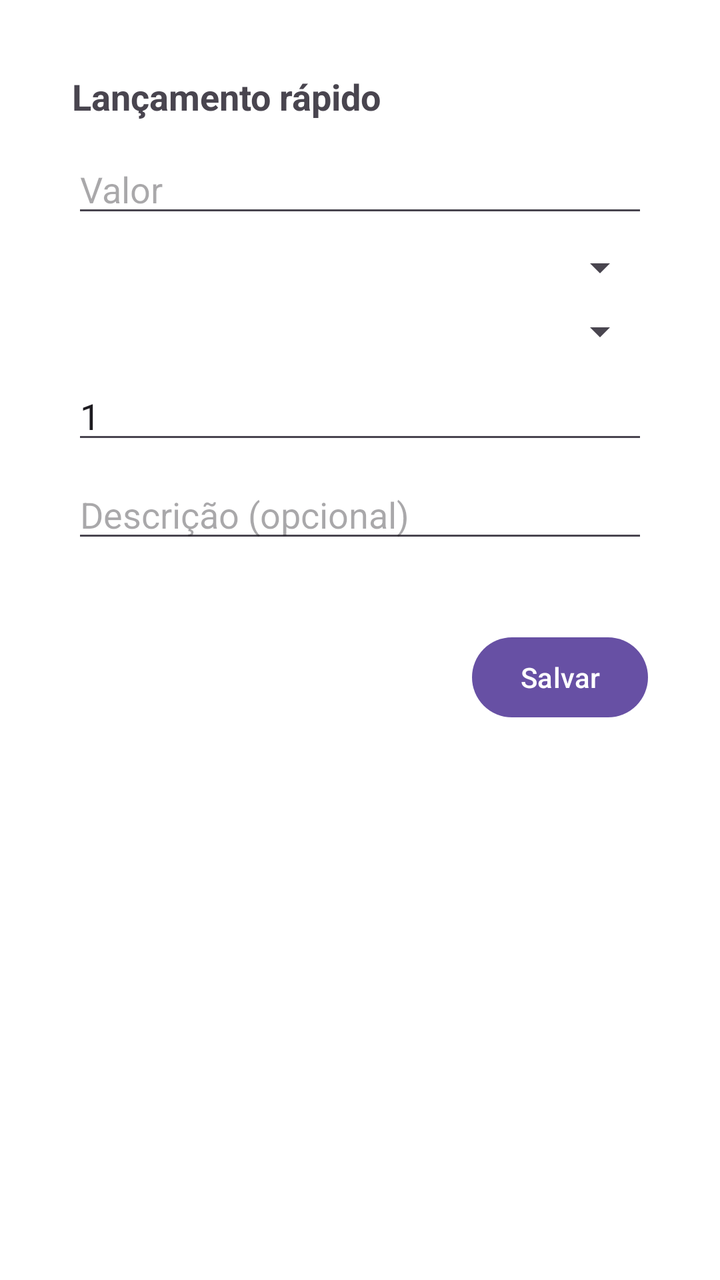
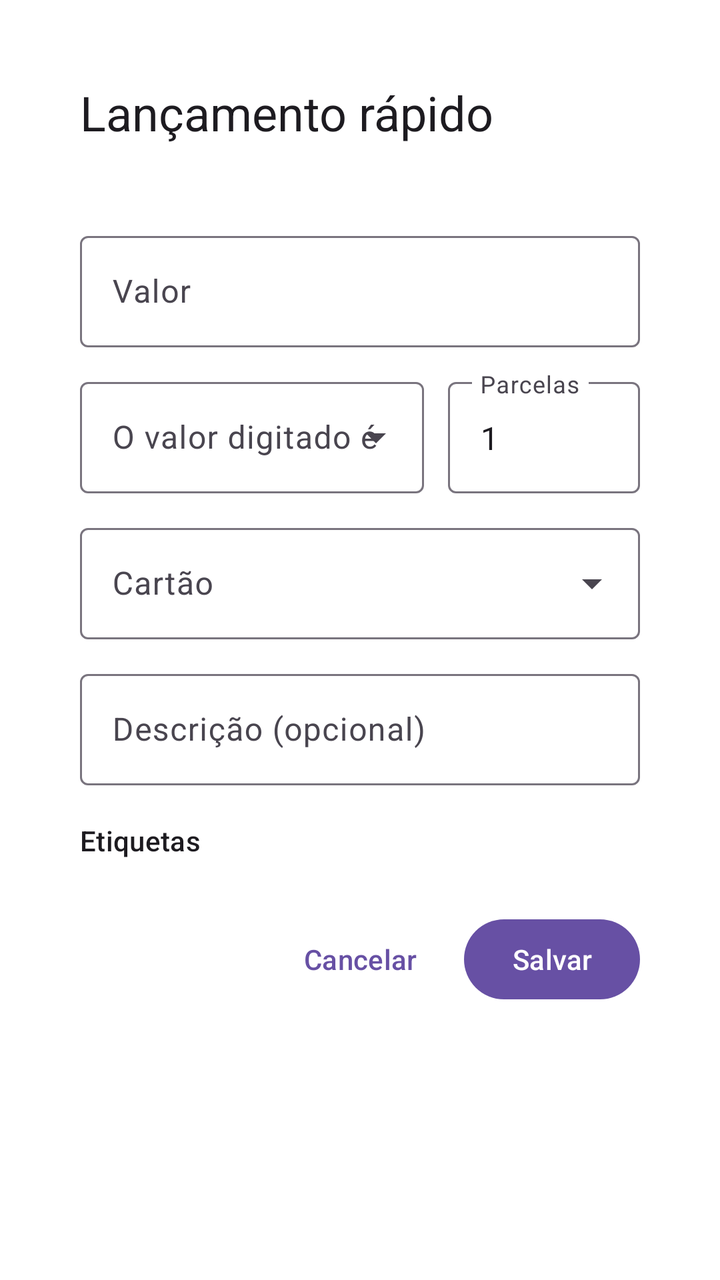

Before-and-after screenshots of an Android layout around one commit, followed by the original layout XML and the change that was made.
<!-- AndroidManifest.xml: activity theme Theme.Fortuna.Dialog -->
<!-- res/layout/activity_quick_purchase.xml -->
<?xml version="1.0" encoding="utf-8"?>
<ScrollView xmlns:android="http://schemas.android.com/apk/res/android"
    android:layout_width="match_parent"
    android:layout_height="wrap_content">

    <LinearLayout
        android:layout_width="match_parent"
        android:layout_height="wrap_content"
        android:orientation="vertical"
        android:padding="20dp">

        <TextView
            android:layout_width="match_parent"
            android:layout_height="wrap_content"
            android:text="@string/quick_purchase_title"
            android:textSize="18sp"
            android:textStyle="bold" />

        <EditText
            android:id="@+id/amount"
            android:layout_width="match_parent"
            android:layout_height="wrap_content"
            android:layout_marginTop="12dp"
            android:hint="@string/field_amount"
            android:inputType="numberDecimal"
            android:importantForAutofill="no" />

        <Spinner
            android:id="@+id/mode"
            android:layout_width="match_parent"
            android:layout_height="wrap_content"
            android:layout_marginTop="8dp" />

        <Spinner
            android:id="@+id/card"
            android:layout_width="match_parent"
            android:layout_height="wrap_content"
            android:layout_marginTop="8dp" />

        <EditText
            android:id="@+id/installments"
            android:layout_width="match_parent"
            android:layout_height="wrap_content"
            android:layout_marginTop="8dp"
            android:hint="@string/field_installments"
            android:inputType="number"
            android:text="1"
            android:importantForAutofill="no" />

        <EditText
            android:id="@+id/description"
            android:layout_width="match_parent"
            android:layout_height="wrap_content"
            android:layout_marginTop="8dp"
            android:hint="@string/field_description"
            android:inputType="textCapSentences"
            android:importantForAutofill="no" />

        <TextView
            android:id="@+id/status"
            android:layout_width="match_parent"
            android:layout_height="wrap_content"
            android:layout_marginTop="10dp"
            android:textSize="12sp" />

        <ProgressBar
            android:id="@+id/progress"
            android:layout_width="wrap_content"
            android:layout_height="wrap_content"
            android:layout_gravity="center"
            android:visibility="gone" />

        <LinearLayout
            android:layout_width="match_parent"
            android:layout_height="wrap_content"
            android:layout_marginTop="12dp"
            android:gravity="end"
            android:orientation="horizontal">

            <Button
                android:id="@+id/cancel"
                style="?android:attr/borderlessButtonStyle"
                android:layout_width="wrap_content"
                android:layout_height="wrap_content"
                android:text="@string/cancel" />

            <Button
                android:id="@+id/save"
                android:layout_width="wrap_content"
                android:layout_height="wrap_content"
                android:text="@string/save" />
        </LinearLayout>
    </LinearLayout>
</ScrollView>
<!-- resources referenced by this layout -->
<resources>
  <string name="cancel">Cancelar</string>
  <string name="field_amount">Valor</string>
  <string name="field_description">Descrição (opcional)</string>
  <string name="field_installments">Parcelas</string>
  <string name="quick_purchase_title">Lançamento rápido</string>
  <string name="save">Salvar</string>
  <style name="Theme.Fortuna.Dialog" parent="Theme.Material3.DayNight.Dialog">
          <item name="android:windowMinWidthMajor">90%</item>
          <item name="android:windowMinWidthMinor">92%</item>
      </style>
</resources>

<!-- the commit's change to res/layout/activity_quick_purchase.xml (unified diff, before → after) -->
@@ -1,93 +1,160 @@
 <?xml version="1.0" encoding="utf-8"?>
 <ScrollView xmlns:android="http://schemas.android.com/apk/res/android"
+    xmlns:app="http://schemas.android.com/apk/res-auto"
     android:layout_width="match_parent"
-    android:layout_height="wrap_content">
+    android:layout_height="wrap_content"
+    android:fillViewport="true">
 
     <LinearLayout
         android:layout_width="match_parent"
         android:layout_height="wrap_content"
         android:orientation="vertical"
-        android:padding="20dp">
+        android:padding="24dp">
 
         <TextView
             android:layout_width="match_parent"
             android:layout_height="wrap_content"
             android:text="@string/quick_purchase_title"
-            android:textSize="18sp"
-            android:textStyle="bold" />
-
-        <EditText
-            android:id="@+id/amount"
-            android:layout_width="match_parent"
-            android:layout_height="wrap_content"
-            android:layout_marginTop="12dp"
-            android:hint="@string/field_amount"
-            android:inputType="numberDecimal"
-            android:importantForAutofill="no" />
-
-        <Spinner
-            android:id="@+id/mode"
-            android:layout_width="match_parent"
-            android:layout_height="wrap_content"
-            android:layout_marginTop="8dp" />
-
-        <Spinner
-            android:id="@+id/card"
-            android:layout_width="match_parent"
-            android:layout_height="wrap_content"
-            android:layout_marginTop="8dp" />
-
-        <EditText
-            android:id="@+id/installments"
-            android:layout_width="match_parent"
-            android:layout_height="wrap_content"
-            android:layout_marginTop="8dp"
-            android:hint="@string/field_installments"
-            android:inputType="number"
-            android:text="1"
-            android:importantForAutofill="no" />
-
-        <EditText
-            android:id="@+id/description"
-            android:layout_width="match_parent"
-            android:layout_height="wrap_content"
-            android:layout_marginTop="8dp"
-            android:hint="@string/field_description"
-            android:inputType="textCapSentences"
-            android:importantForAutofill="no" />
+            android:textAppearance="@style/TextAppearance.Material3.HeadlineSmall" />
 
         <TextView
             android:id="@+id/status"
             android:layout_width="match_parent"
             android:layout_height="wrap_content"
-            android:layout_marginTop="10dp"
-            android:textSize="12sp" />
+            android:layout_marginTop="4dp"
+            android:textAppearance="@style/TextAppearance.Material3.BodySmall"
+            android:textColor="?attr/colorOnSurfaceVariant" />
+
+        <com.google.android.material.textfield.TextInputLayout
+            android:id="@+id/amount_layout"
+            style="@style/Widget.Material3.TextInputLayout.OutlinedBox"
+            android:layout_width="match_parent"
+            android:layout_height="wrap_content"
+            android:layout_marginTop="20dp"
+            android:hint="@string/field_amount"
+            app:prefixText="R$ ">
+
+            <com.google.android.material.textfield.TextInputEditText
+                android:id="@+id/amount"
+                android:layout_width="match_parent"
+                android:layout_height="wrap_content"
+                android:inputType="numberDecimal"
+                android:importantForAutofill="no" />
+        </com.google.android.material.textfield.TextInputLayout>
+
+        <LinearLayout
+            android:layout_width="match_parent"
+            android:layout_height="wrap_content"
+            android:layout_marginTop="12dp"
+            android:orientation="horizontal">
+
+            <com.google.android.material.textfield.TextInputLayout
+                android:id="@+id/mode_layout"
+                style="@style/Widget.Material3.TextInputLayout.OutlinedBox.ExposedDropdownMenu"
+                android:layout_width="0dp"
+                android:layout_weight="1"
+                android:layout_height="wrap_content"
+                android:hint="@string/field_mode">
+
+                <com.google.android.material.textfield.MaterialAutoCompleteTextView
+                    android:id="@+id/mode"
+                    android:layout_width="match_parent"
+                    android:layout_height="wrap_content"
+                    android:inputType="none"
+                    android:importantForAutofill="no" />
+            </com.google.android.material.textfield.TextInputLayout>
+
+            <com.google.android.material.textfield.TextInputLayout
+                style="@style/Widget.Material3.TextInputLayout.OutlinedBox"
+                android:layout_width="96dp"
+                android:layout_height="wrap_content"
+                android:layout_marginStart="12dp"
+                android:hint="@string/field_installments">
+
+                <com.google.android.material.textfield.TextInputEditText
+                    android:id="@+id/installments"
+                    android:layout_width="match_parent"
+                    android:layout_height="wrap_content"
+                    android:inputType="number"
+                    android:text="1"
+                    android:importantForAutofill="no" />
+            </com.google.android.material.textfield.TextInputLayout>
+        </LinearLayout>
+
+        <com.google.android.material.textfield.TextInputLayout
+            android:id="@+id/card_layout"
+            style="@style/Widget.Material3.TextInputLayout.OutlinedBox.ExposedDropdownMenu"
+            android:layout_width="match_parent"
+            android:layout_height="wrap_content"
+            android:layout_marginTop="12dp"
+            android:hint="@string/field_card">
+
+            <com.google.android.material.textfield.MaterialAutoCompleteTextView
+                android:id="@+id/card"
+                android:layout_width="match_parent"
+                android:layout_height="wrap_content"
+                android:inputType="none"
+                android:importantForAutofill="no" />
+        </com.google.android.material.textfield.TextInputLayout>
+
+        <com.google.android.material.textfield.TextInputLayout
+            style="@style/Widget.Material3.TextInputLayout.OutlinedBox"
+            android:layout_width="match_parent"
+            android:layout_height="wrap_content"
+            android:layout_marginTop="12dp"
+            android:hint="@string/field_description">
+
+            <com.google.android.material.textfield.TextInputEditText
+                android:id="@+id/description"
+                android:layout_width="match_parent"
+                android:layout_height="wrap_content"
+                android:inputType="textCapSentences"
+                android:importantForAutofill="no" />
+        </com.google.android.material.textfield.TextInputLayout>
+
+        <TextView
+            android:id="@+id/tags_label"
+            android:layout_width="match_parent"
+            android:layout_height="wrap_content"
+            android:layout_marginTop="18dp"
+            android:text="@string/field_tags"
+            android:textAppearance="@style/TextAppearance.Material3.LabelLarge" />
+
+        <com.google.android.material.chip.ChipGroup
+            android:id="@+id/tags"
+            android:layout_width="match_parent"
+            android:layout_height="wrap_content"
+            android:layout_marginTop="6dp"
+            app:singleSelection="false" />
 
         <ProgressBar
             android:id="@+id/progress"
-            android:layout_width="wrap_content"
+            style="?android:attr/progressBarStyleHorizontal"
+            android:layout_width="match_parent"
             android:layout_height="wrap_content"
-            android:layout_gravity="center"
+            android:layout_marginTop="16dp"
+            android:indeterminate="true"
             android:visibility="gone" />
 
         <LinearLayout
             android:layout_width="match_parent"
             android:layout_height="wrap_content"
-            android:layout_marginTop="12dp"
+            android:layout_marginTop="20dp"
             android:gravity="end"
             android:orientation="horizontal">
 
-            <Button
+            <com.google.android.material.button.MaterialButton
                 android:id="@+id/cancel"
-                style="?android:attr/borderlessButtonStyle"
+                style="@style/Widget.Material3.Button.TextButton"
                 android:layout_width="wrap_content"
                 android:layout_height="wrap_content"
                 android:text="@string/cancel" />
 
-            <Button
+            <com.google.android.material.button.MaterialButton
                 android:id="@+id/save"
                 android:layout_width="wrap_content"
                 android:layout_height="wrap_content"
+                android:layout_marginStart="8dp"
                 android:text="@string/save" />
         </LinearLayout>
     </LinearLayout>
<!-- resource entries referenced after the edit -->
@@ -2,8 +2,11 @@
 <resources>
   <string name="cancel">Cancelar</string>
   <string name="field_amount">Valor</string>
+  <string name="field_card">Cartão</string>
   <string name="field_description">Descrição (opcional)</string>
   <string name="field_installments">Parcelas</string>
+  <string name="field_mode">O valor digitado é</string>
+  <string name="field_tags">Etiquetas</string>
   <string name="quick_purchase_title">Lançamento rápido</string>
   <string name="save">Salvar</string>
   <style name="Theme.Fortuna.Dialog" parent="Theme.Material3.DayNight.Dialog">
